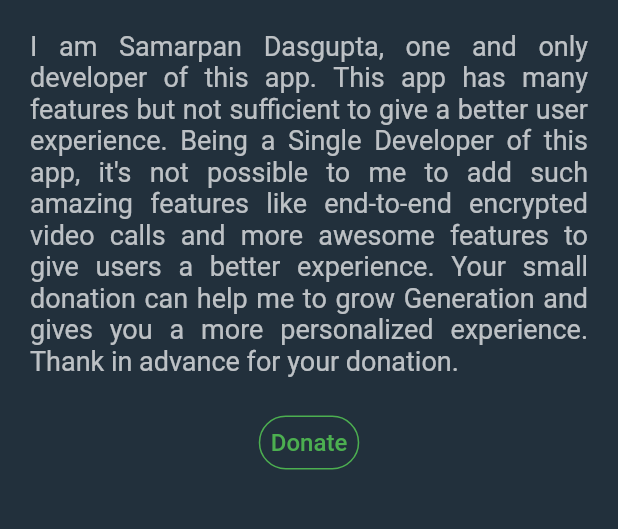
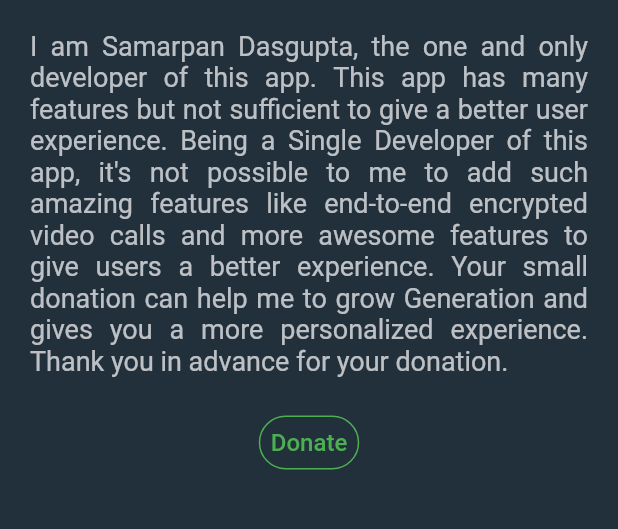
Before and after one commit to SamarpanCoder2002/Generation, a Flutter app: the WhyDonate screen opened directly, after a tap on "Donate", on a phone screen of 412 x 824 dp, the part 381-910 px from its top. Run offline on Flutter 3.47's test engine with Material 2 defaults, Android fonts, the phone set to English and light mode, and no system bars; our stand-ins replace cloud_firestore, dio, file_picker, firebase_auth, firebase_core, firebase_messaging and 19 more; missing offline and left inert: circle_list, emoji_picker, encrypt, flutter_autolink_text, flutter_phone_direct_caller, flutter_sound and 4 more; accounts and stored records are empty; statements that could not run were skipped.

Commit message:
Live Account for Donation in Payment Gateway(Razorpay) Integrated

```diff
--- a/lib/BackendAndDatabaseManager/global_controller/encrytion_maker.dart
+++ b/lib/BackendAndDatabaseManager/global_controller/encrytion_maker.dart
@@ -1,8 +1,7 @@
 import 'package:encrypt/encrypt.dart';
 
 class EncryptionMaker {
-  static final Key _key =
-      Key.fromBase64('ODf9v33JRP4B08L7W9ii4bvuWrkdBYqvA/MeMDJEE6g=');
+  static final Key _key = Key.fromBase64('UNIQUE-KEY-HERE');
   static final IV _iv = IV.fromLength(16);
 
   Encrypter _makeEncryption;
@@ -13,8 +12,7 @@ class EncryptionMaker {
   }
 
   String encryptionMaker(String plainText) {
-    final Encrypted encrypted =
-        _makeEncryption.encrypt(plainText, iv: _iv);
+    final Encrypted encrypted = _makeEncryption.encrypt(plainText, iv: _iv);
     return encrypted.base64;
   }
 
--- a/lib/FrontEnd/MenuScreen/Support/support_menu.dart
+++ b/lib/FrontEnd/MenuScreen/Support/support_menu.dart
@@ -187,7 +187,7 @@ class WhyDonate extends StatelessWidget {
               alignment: Alignment.center,
               padding: EdgeInsets.only(left: 20.0, right: 20.0),
               child: Text(
-                "I am Samarpan Dasgupta, one and only developer of this app. This app has many features but not sufficient to give a better user experience. Being a Single Developer of this app, it's not possible to me to add such amazing features like end-to-end encrypted video calls and more awesome features to give users a better experience. Your small donation can help me to grow Generation and gives you a more personalized experience. Thank in advance for your donation.",
+                "I am Samarpan Dasgupta, the one and only developer of this app. This app has many features but not sufficient to give a better user experience. Being a Single Developer of this app, it's not possible to me to add such amazing features like end-to-end encrypted video calls and more awesome features to give users a better experience. Your small donation can help me to grow Generation and gives you a more personalized experience. Thank you in advance for your donation.",
                 textAlign: TextAlign.justify,
                 style: TextStyle(
                   color: Colors.white70,
@@ -218,7 +218,9 @@ class WhyDonate extends StatelessWidget {
                         toastColor: Colors.amber,
                         fontSize: 18.0,
                         toastGravity: ToastGravity.TOP);
-                    await launch('Razorpay-Launch-Page-Url-Here');
+
+                    /// Link Added for Live Transaction on RazorPay
+                    await launch('LIVE-ACCOUNT-PAYMENT-LINK');
                   } catch (e) {
                     print(
                         'Payment Gateway Page OnBoarding Error: ${e.toString()}');
```
